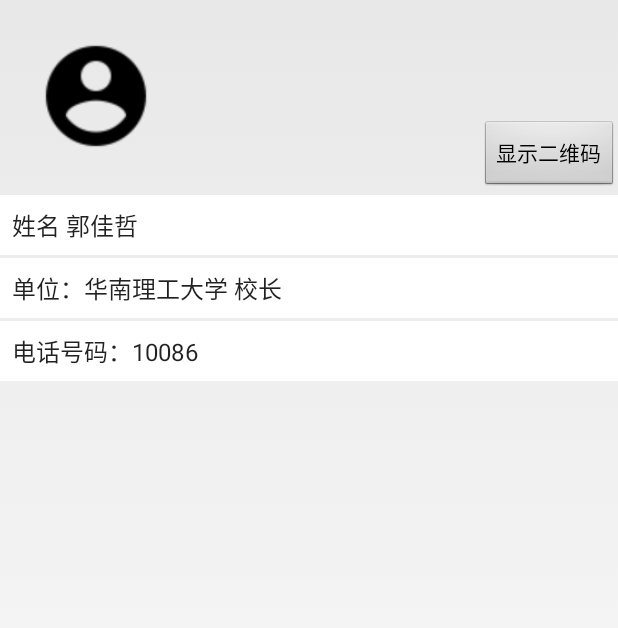
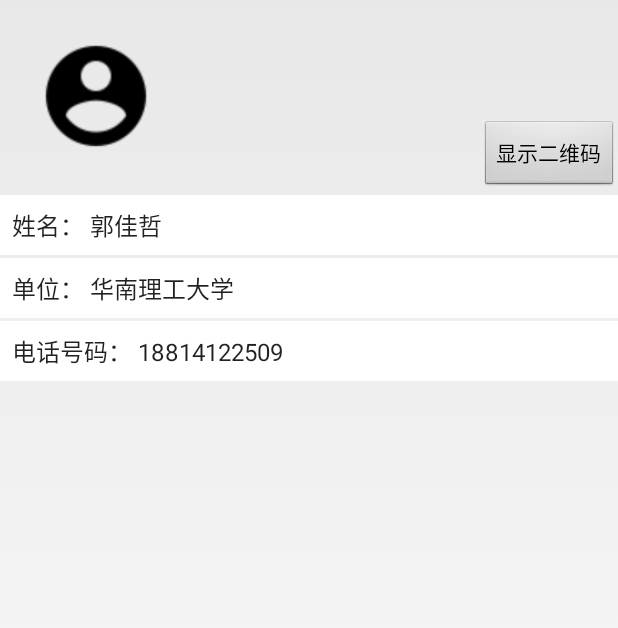
Before and after one commit to newpasung/androidcourse, an Android app: the CardinfoActivity screen opened directly, with no data from a screen before it, on a phone screen of 412 x 824 dp. Shown: the top 628 px of the screen. Run offline under Robolectric (Android 15) with nearby library versions, the phone set to English and light mode, and no system bars.

Commit message:
minor change

```diff
--- a/app/src/main/java/com/gof/scut/androidcourse/Card.java
+++ b/app/src/main/java/com/gof/scut/androidcourse/Card.java
@@ -11,13 +11,15 @@ public class Card {
     private String phonenumber2;
     private String email;
     private String address;
+    private String company;
 
     private int backgroundColor;
     private int textColor;
 
-    public Card(String name, String phonenumber1, int color) {
+    public Card(String name, String phonenumber1, String company, int color) {
         this.name = name;
         this.phonenumber1 = phonenumber1;
+        this.company = company;
         this.phonenumber2 ="";
         this.email="";
         this.address="";
@@ -92,6 +94,11 @@ public class Card {
         this.address = adress;
     }
 
+
+    public String getCompany() {
+        return company;
+    }
+
     public String getAvatarurl() {
         if (avatarurl==null){
             avatarurl="";
--- a/app/src/main/java/com/gof/scut/androidcourse/MainActivity.java
+++ b/app/src/main/java/com/gof/scut/androidcourse/MainActivity.java
@@ -110,6 +110,7 @@ public class MainActivity extends Activity {
 			((MyHolder)holder).mTvcompany.setTextColor(cardTextColor);
 			((MyHolder)holder).textView.setText(cards.get(position).getName());
 			((MyHolder)holder).mTvphone.setText(cards.get(position).getPhonenumber1());
+			((MyHolder)holder).mTvcompany.setText(cards.get(position).getCompany());
 			((MyHolder)holder).cardView.setOnClickListener(new OnClickListener() {
 				@Override
 				public void onClick(View v) {
--- a/app/src/main/java/com/gof/scut/androidcourse/activity/CardinfoActivity.java
+++ b/app/src/main/java/com/gof/scut/androidcourse/activity/CardinfoActivity.java
@@ -18,9 +18,9 @@ import com.gof.scut.androidcourse.R;
 public class CardinfoActivity extends Activity {
 
     private ImageView mIvAvatar;
-    private TextView mTvname;
+    private TextView mTvName;
     private TextView mTvCompany;
-    private TextView mTvphone;
+    private TextView mTvPhone;
     private Button mBtnShowQrcode;
     private Card mCard;
     @Override
@@ -34,9 +34,9 @@ public class CardinfoActivity extends Activity {
 
     private void iniUI() {
         mIvAvatar = (ImageView) findViewById(R.id.iv_avatar);
-        mTvname = (TextView) findViewById(R.id.tv_name);
+        mTvName = (TextView) findViewById(R.id.tv_name);
         mTvCompany = (TextView) findViewById(R.id.tv_company);
-        mTvphone = (TextView) findViewById(R.id.tv_phone);
+        mTvPhone = (TextView) findViewById(R.id.tv_phone);
         mBtnShowQrcode = (Button) findViewById(R.id.btn_show_qrcode);
     }
 
@@ -65,7 +65,9 @@ public class CardinfoActivity extends Activity {
         else{
             mCard = ((MyApplication)getApplicationContext()).getMyCard();
         }
-        mTvname.setText(String.format(getString(R.string.name_format),mCard.getName()));
+        mTvName.setText(String.format(getString(R.string.name_format), mCard.getName()));
+        mTvCompany.setText(String.format(getString(R.string.company_format),mCard.getCompany()));
+        mTvPhone.setText(String.format(getString(R.string.phone_format),mCard.getPhonenumber1()));
         mIvAvatar.setImageResource(R.drawable.user_avatar);
     }
 }
--- a/app/src/main/res/values/strings.xml
+++ b/app/src/main/res/values/strings.xml
@@ -1,14 +1,8 @@
 <?xml version="1.0" encoding="utf-8"?>
 <resources>
-
     <string name="app_name">二维码名片</string>
     <string name="action_settings">Settings</string>
-    <string name="label_name">姓名：</string>
-    <string name="label_gender">性别：</string>
-    <string name="label_address">地址：</string>
-    <string name="label_company">公司：</string>
-    <string name="label_phone">电话：</string>
-    <string name="name_format" >姓名 %s</string>
-    <string name="phone_format">电话号码 %s</string>
-    <string name="address_format">住址 %s</string>
+    <string name="name_format" >姓名： %s</string>
+    <string name="phone_format">电话号码： %s</string>
+    <string name="company_format">单位： %s</string>
 </resources>
```
Also changed, not shown: app/src/main/java/com/gof/scut/androidcourse/MyApplication.java (+11 -11 lines).
